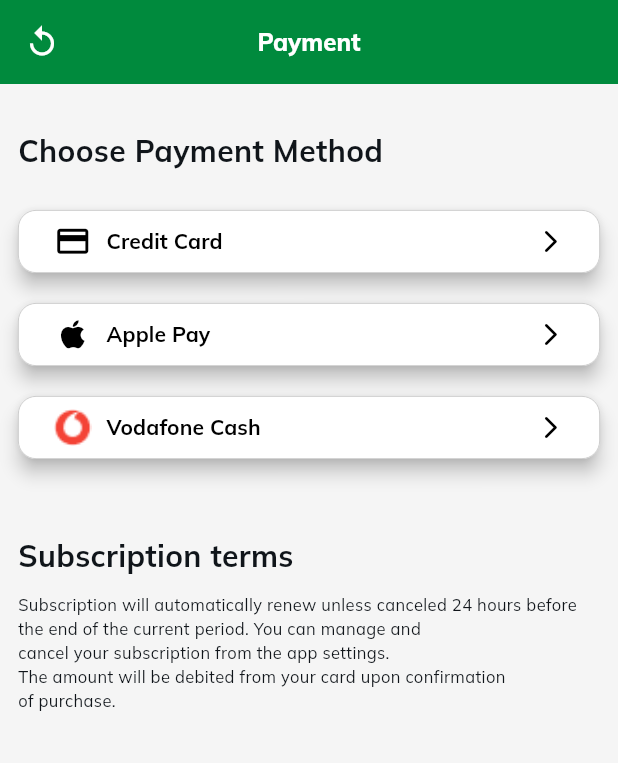
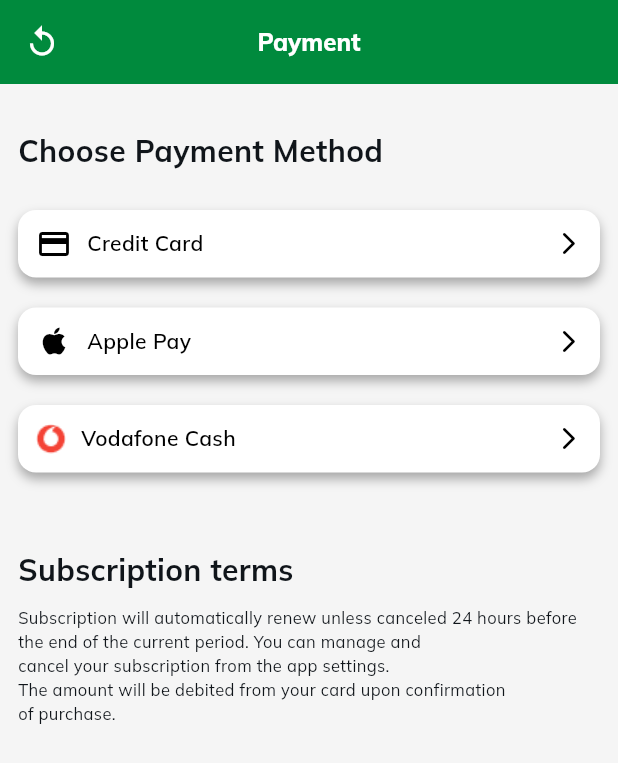
Before and after one commit to Mostafaghozy/kickly, a Flutter app: the CardDetails screen opened directly, scrolled down 140 dp, after a tap on "Save Card", on a phone screen of 412 x 824 dp. Shown: the top 763 px of the screen. Run offline on Flutter 3.47's test engine with Material 3 defaults, Android fonts, the phone set to English and light mode, and no system bars; our stand-ins replace device_preview, dropdown_button2, gap.

Commit message:
Revert "Merge pull request #2 from Mostafaghozy/feature/payment"
This reverts commit 8d5450d2a4dc5877d503407ed3744946ab85a505, reversing
changes made to eddd3670730e607163e4db377e3d8e596b0831c1.

```diff
--- a/lib/features/auth/views/sign_in_view_2.dart
+++ b/lib/features/auth/views/sign_in_view_2.dart
@@ -65,7 +65,7 @@
               size: 14,
             ),
             Gap(10),
-            CustomFormFiled(hintText: 'Enter your password', isPassword: true),
+            CustomFormFiled(hintText: 'Enter your password', isPassword: false),
             const Gap(15),
             const CustomText(
               text: "Confirm Password",
@@ -75,7 +75,7 @@
             Gap(10),
             CustomFormFiled(
               hintText: 'Confirm your password',
-              isPassword: true,
+              isPassword: false,
             ),
 
             const Gap(50),
--- a/lib/features/payment/widgets/card_input_field.dart
+++ b/lib/features/profile/widgets/billing_txt_field.dart
@@ -1,17 +1,15 @@
 import 'package:flutter/material.dart';
 import 'package:flutter/services.dart';
 
-class CardInputField extends StatelessWidget {
+class BillingTxtField extends StatelessWidget {
   final String hintText;
-  final TextInputType keyboardType;
-  final IconData? prefixIcon;
+  final TextInputType? keyboardType;
   final List<TextInputFormatter>? inputFormatters;
 
-  const CardInputField({
+  const BillingTxtField({
     super.key,
     required this.hintText,
-    this.keyboardType = TextInputType.text,
-    this.prefixIcon,
+    this.keyboardType,
     this.inputFormatters,
   });
 
@@ -20,14 +18,16 @@
     return SizedBox(
       height: 38,
       child: TextField(
+        keyboardType: keyboardType,
+        inputFormatters: inputFormatters,
+
+        // Cursor
         cursorHeight: 18,
         cursorWidth: 1,
-        keyboardType: keyboardType,
-        inputFormatters: inputFormatters,
+
         style: const TextStyle(
-          fontSize: 16,
+          fontSize: 14,
           color: Colors.black,
-          fontWeight: FontWeight.w700,
           fontFamily: "Mulish",
         ),
         decoration: InputDecoration(
@@ -37,13 +37,7 @@
             color: Color(0xFFB5B9C5),
             fontFamily: "Mulish",
           ),
-          prefixIcon: prefixIcon != null
-              ? Icon(prefixIcon, size: 17, color: Colors.black87)
-              : null,
-          prefixIconConstraints: const BoxConstraints(
-            minWidth: 40,
-            minHeight: 40,
-          ),
+
           filled: true,
           fillColor: Colors.white,
           contentPadding: const EdgeInsets.symmetric(
--- a/lib/features/payment/widgets/card_details.dart
+++ b/lib/features/profile/widgets/card_details.dart
@@ -2,9 +2,9 @@
 import 'package:gap/gap.dart';
 import 'package:kickly/core/constants/app_colors.dart';
 import 'package:kickly/features/onboarding/widgets/custom_button.dart';
-import 'package:kickly/features/payment/widgets/billing_address_field.dart';
-import 'package:kickly/features/payment/widgets/field_card_details.dart';
-import 'package:kickly/features/payment/view/payment_method_view.dart';
+import 'package:kickly/features/profile/widgets/billing_address_field.dart';
+import 'package:kickly/features/profile/widgets/field_card_details.dart';
+import 'package:kickly/features/profile/widgets/payment_method.dart';
 import 'package:kickly/shared/appbar_profile_items.dart';
 import 'package:kickly/shared/custom_text.dart';
 
@@ -13,8 +13,8 @@
 
   @override
   Widget build(BuildContext context) {
-    final isLight = Theme.of(context).brightness == Brightness.light;
     return Scaffold(
+      // backgroundColor: Colors.grey[50],
       appBar: const AppBarProfileItems(txt: "Card Payment"),
 
       body: SingleChildScrollView(
@@ -44,7 +44,7 @@
                   Navigator.pushReplacement(
                     context,
                     MaterialPageRoute(
-                      builder: (context) => const PaymentMethodView(),
+                      builder: (context) => const PaymentMethod(),
                     ),
                   );
                 },
--- a/lib/features/payment/widgets/billing_txt_field.dart
+++ b/lib/features/profile/widgets/card_input_field.dart
@@ -1,15 +1,17 @@
 import 'package:flutter/material.dart';
 import 'package:flutter/services.dart';
 
-class BillingTxtField extends StatelessWidget {
+class CardInputField extends StatelessWidget {
   final String hintText;
-  final TextInputType? keyboardType;
+  final TextInputType keyboardType;
+  final IconData? prefixIcon;
   final List<TextInputFormatter>? inputFormatters;
 
-  const BillingTxtField({
+  const CardInputField({
     super.key,
     required this.hintText,
-    this.keyboardType,
+    this.keyboardType = TextInputType.text,
+    this.prefixIcon,
     this.inputFormatters,
   });
 
@@ -18,17 +20,13 @@
     return SizedBox(
       height: 38,
       child: TextField(
+        cursorHeight: 18,
+        cursorWidth: 1,
         keyboardType: keyboardType,
         inputFormatters: inputFormatters,
-
-        // Cursor
-        cursorHeight: 18,
-        cursorWidth: 1,
-
         style: const TextStyle(
-          fontSize: 16,
+          fontSize: 14,
           color: Colors.black,
-          fontWeight: FontWeight.w700,
           fontFamily: "Mulish",
         ),
         decoration: InputDecoration(
@@ -38,7 +36,13 @@
             color: Color(0xFFB5B9C5),
             fontFamily: "Mulish",
           ),
-
+          prefixIcon: prefixIcon != null
+              ? Icon(prefixIcon, size: 17, color: Colors.black87)
+              : null,
+          prefixIconConstraints: const BoxConstraints(
+            minWidth: 40,
+            minHeight: 40,
+          ),
           filled: true,
           fillColor: Colors.white,
           contentPadding: const EdgeInsets.symmetric(
--- a/lib/features/payment/widgets/drop_down_button_widget.dart
+++ b/lib/features/profile/widgets/drop_down_button_widget.dart
@@ -22,21 +22,18 @@
           style: TextStyle(fontSize: 12, color: Colors.grey.shade600),
         ),
 
-        items: [
+        items: const [
           DropdownMenuItem(
             value: "Egypt",
-            child: CustomText(text: "Egypt", color: Colors.black),
+            child: CustomText(text: "Egypt"),
           ),
           DropdownMenuItem(
             value: "Saudi Arabia",
-            child: CustomText(text: "Saudi Arabia", color: Colors.black),
+            child: CustomText(text: "Saudi Arabia"),
           ),
           DropdownMenuItem(
             value: "United Arab Emirates",
-            child: CustomText(
-              text: "United Arab Emirates",
-              color: Colors.black,
-            ),
+            child: CustomText(text: "United Arab Emirates"),
           ),
         ],
         onChanged: (value) {
--- a/lib/features/payment/widgets/field_label.dart
+++ b/lib/features/profile/widgets/field_label.dart
@@ -9,6 +9,11 @@
 
   @override
   Widget build(BuildContext context) {
-    return CustomText(text: text, size: size ?? 14, weight: FontWeight.w600);
+    return CustomText(
+      text: text,
+      size: size ?? 14,
+      weight: FontWeight.w600,
+      color: Colors.black,
+    );
   }
 }
--- a/lib/features/payment/view/payment_method_view.dart
+++ b/lib/features/profile/widgets/payment_method.dart
@@ -1,12 +1,12 @@
 import 'package:flutter/material.dart';
 import 'package:gap/gap.dart';
-import 'package:kickly/features/payment/widgets/card_details.dart';
-import 'package:kickly/features/payment/widgets/payment_method_container.dart';
+import 'package:kickly/features/profile/widgets/card_details.dart';
+import 'package:kickly/features/profile/widgets/payment_method_container.dart';
 import 'package:kickly/shared/appbar_profile_items.dart';
 import 'package:kickly/shared/custom_text.dart';
 
-class PaymentMethodView extends StatelessWidget {
-  const PaymentMethodView({super.key});
+class PaymentMethod extends StatelessWidget {
+  const PaymentMethod({super.key});
 
   @override
   Widget build(BuildContext context) {
@@ -24,11 +24,7 @@
             Gap(25),
             PaymentMethodContainer(
               txt: 'Credit Card',
-              icon: const Icon(
-                Icons.credit_card,
-                color: Colors.black,
-                size: 25,
-              ),
+              icon: const Icon(Icons.credit_card, color: Colors.black),
               onTap: () {
                 Navigator.push(
                   context,
@@ -39,7 +35,7 @@
             Gap(20),
             PaymentMethodContainer(
               txt: 'Apple Pay',
-              icon: const Icon(Icons.apple, color: Colors.black, size: 25),
+              icon: const Icon(Icons.apple, color: Colors.black),
               onTap: () {},
             ),
             Gap(20),
@@ -47,8 +43,8 @@
               txt: 'Vodafone Cash',
               icon: Image.asset(
                 'assets/profile/vodafone_icon.png',
-                width: 25,
-                height: 25,
+                width: 20,
+                height: 20,
                 fit: BoxFit.contain,
               ),
               onTap: () {},
--- a/lib/features/payment/widgets/payment_method_container.dart
+++ b/lib/features/profile/widgets/payment_method_container.dart
@@ -15,17 +15,24 @@
 
   @override
   Widget build(BuildContext context) {
-    return SizedBox(
-      height: 42,
-      child: ElevatedButton(
-        onPressed: onTap,
-        style: ElevatedButton.styleFrom(
-          elevation: 5,
-          backgroundColor: Colors.white,
-          shape: RoundedRectangleBorder(
-            borderRadius: BorderRadiusGeometry.circular(12),
-            side: BorderSide(color: Colors.grey.shade400, width: 0.5),
-          ),
+    return GestureDetector(
+      onTap: onTap,
+      child: Container(
+        padding: EdgeInsets.symmetric(horizontal: 12),
+        height: 45,
+        width: double.infinity,
+        decoration: BoxDecoration(
+          color: Colors.white,
+          borderRadius: BorderRadius.circular(12),
+          boxShadow: [
+            BoxShadow(
+              color: Colors.grey.withOpacity(0.90),
+
+              blurRadius: 6,
+              spreadRadius: 0,
+              offset: const Offset(0, 4),
+            ),
+          ],
         ),
         child: Row(
           mainAxisAlignment: MainAxisAlignment.spaceBetween,
@@ -34,7 +41,12 @@
               children: [
                 icon,
                 Gap(10),
-                CustomText(text: txt, color: Colors.black),
+                CustomText(
+                  text: txt,
+                  size: 14,
+                  weight: FontWeight.w600,
+                  color: Colors.black,
+                ),
               ],
             ),
 
```
Also changed, not shown: lib/features/auth/widgets/custom_form_filed.dart (+35 -16 lines), lib/features/auth/widgets/google_sign_in_button.dart (+22 -11 lines), lib/features/profile/widgets/billing_address_field.dart (renamed from lib/features/payment/widgets/billing_address_field.dart, +4 -4 lines), lib/features/profile/widgets/field_card_details.dart (renamed from lib/features/payment/widgets/field_card_details.dart, +5 -5 lines), lib/main.dart (+7 -7 lines), lib/features/profile/widgets/card_expiration_formatter.dart (renamed from lib/features/payment/widgets/card_expiration_formatter.dart), lib/features/profile/widgets/card_number_formatter.dart (renamed from lib/features/payment/widgets/card_number_formatter.dart), lib/features/profile/widgets/cvc_formatter.dart (renamed from lib/features/payment/widgets/cvc_formatter.dart), lib/features/profile/widgets/postal_formatter.dart (renamed from lib/features/payment/widgets/postal_formatter.dart).
